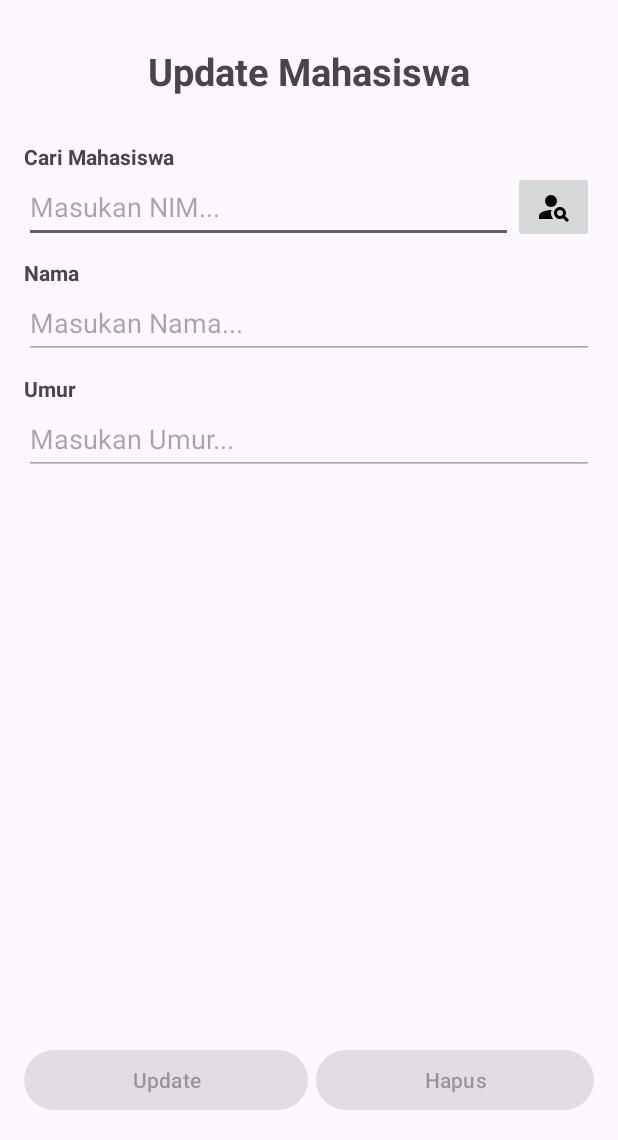
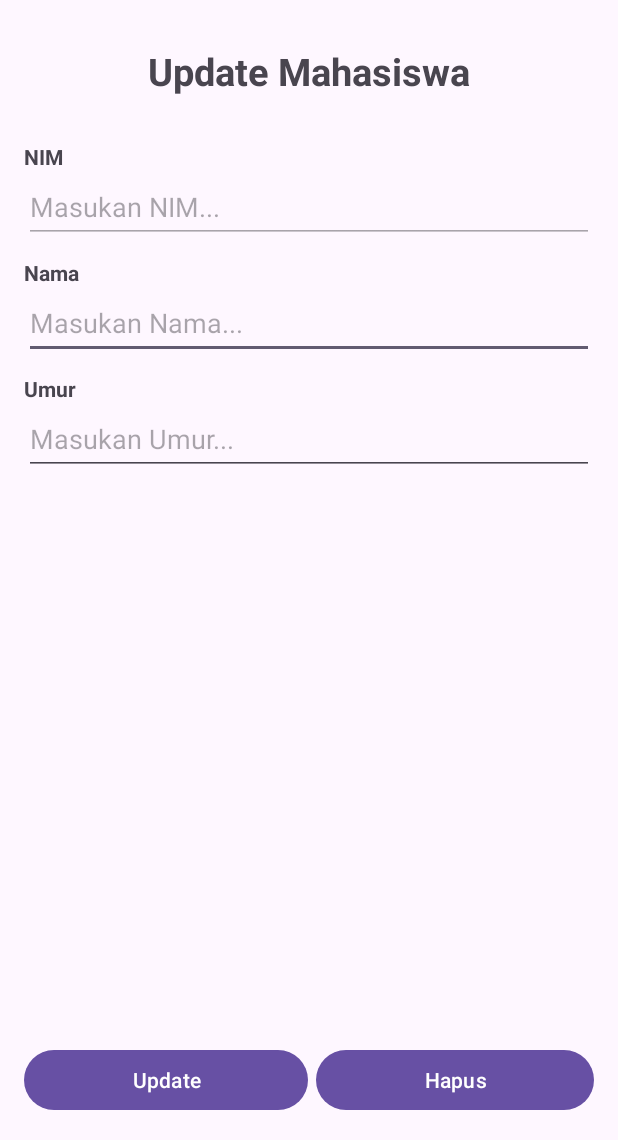
Before and after one commit to SahrulAroel/RecycleviewSQLite, an Android app: the UpdateActivity screen opened directly, with no data from a screen before it, on a phone screen of 412 x 824 dp, the part 96-1236 px from its top. Run offline under Robolectric (Android 15) with nearby library versions, the phone set to English and light mode, and no system bars; 4 statements that could not run were skipped.

Commit message:
Commit SQLite Recycle View

```diff
--- a/app/build.gradle.kts
+++ b/app/build.gradle.kts
@@ -1,6 +1,7 @@
 plugins {
     alias(libs.plugins.android.application)
     alias(libs.plugins.kotlin.android)
+    id("kotlin-parcelize")
 }
 
 android {
--- a/app/src/main/java/polbeng/sahrulgunawan/sqliteexample/UpdateActivity.kt
+++ b/app/src/main/java/polbeng/sahrulgunawan/sqliteexample/UpdateActivity.kt
@@ -4,11 +4,14 @@ import android.os.Bundle
 import android.widget.Toast
 import androidx.appcompat.app.AlertDialog
 import androidx.appcompat.app.AppCompatActivity
+import polbeng.sahrulgunawan.sqliteexample.StudentDBHelper
+import polbeng.sahrulgunawan.sqliteexample.StudentModel
 import polbeng.sahrulgunawan.sqliteexample.databinding.ActivityUpdateBinding
 
-
 class UpdateActivity : AppCompatActivity() {
-
+    companion object {
+        const val EXTRA_STUDENT = "extra_student"
+    }
     private lateinit var binding: ActivityUpdateBinding
     private lateinit var studentDBHelper: StudentDBHelper
     override fun onCreate(savedInstanceState: Bundle?) {
@@ -17,34 +20,12 @@ class UpdateActivity : AppCompatActivity() {
         setContentView(binding.root)
         setSupportActionBar(binding.toolbar)
         supportActionBar?.setDisplayHomeAsUpEnabled(true)
-        binding.etNama.isEnabled = false
-        binding.etUmur.isEnabled = false
-        binding.btnUpdate.isEnabled = false
-        binding.btnHapus.isEnabled = false
+        val studentData = intent.getParcelableExtra<StudentModel>(EXTRA_STUDENT) as StudentModel
+        binding.etNIM.isEnabled = false
+        binding.etNIM.setText(studentData.nim)
+        binding.etNama.setText(studentData.name)
+        binding.etUmur.setText(studentData.age)
         studentDBHelper = StudentDBHelper(this)
-        binding.btnCari.setOnClickListener {
-            val nim = binding.etNIM.text.toString()
-            if(nim.isEmpty()){
-                Toast.makeText(this, "Silah masukan nim terlebih dahulu!", Toast.LENGTH_SHORT).show()
-                    return@setOnClickListener
-            }
-            val students = studentDBHelper.searchStudentByNIM(nim)
-            if(students.isNotEmpty()){
-                binding.etNama.setText(students[0].name)
-                binding.etUmur.setText(students[0].age)
-                setUpdateState(true)
-                Toast.makeText(this, "Mahasiswa ditemukan!",
-                    Toast.LENGTH_SHORT).show()
-            }else{
-                Toast.makeText(this, "Mahasiswa tidak ditemukan!",
-                    Toast.LENGTH_SHORT).show()
-                setUpdateState(false)
-            }
-        }
-        binding.btnCari.setOnLongClickListener {
-            binding.etNIM.isEnabled = binding.etNIM.isEnabled.not()
-            true
-        }
         binding.btnUpdate.setOnClickListener {
             val nim = binding.etNIM.text.toString()
             val name = binding.etNama.text.toString()
@@ -57,7 +38,6 @@ class UpdateActivity : AppCompatActivity() {
             name, age = age)
             val updateCount =
                 studentDBHelper.updateStudent(newUpdateStudent)
-
             if(updateCount > 0){
                 Toast.makeText(this, "Mahasiswa yang terupdate :$updateCount", Toast.LENGTH_SHORT).show()
                 finish()
@@ -88,15 +68,9 @@ class UpdateActivity : AppCompatActivity() {
                 }
 // Create the AlertDialog object and return it.
             val dialog: AlertDialog = builder.create()
+
             dialog.show()
         }
-    }
-    private fun setUpdateState(state: Boolean){
-        binding.etNIM.isEnabled = !state
-        binding.etNama.isEnabled = state
-        binding.etUmur.isEnabled = state
-        binding.btnUpdate.isEnabled = state
-        binding.btnHapus.isEnabled = state
     }
     override fun onDestroy() {
         studentDBHelper.close()
--- /dev/null
+++ b/app/src/main/res/drawable/baseline_add_24.xml
@@ -0,0 +1,5 @@
+<vector xmlns:android="http://schemas.android.com/apk/res/android" android:height="24dp" android:tint="#000000" android:viewportHeight="24" android:viewportWidth="24" android:width="24dp">
+
+    <path android:fillColor="@android:color/white" android:pathData="M19,13h-6v6h-2v-6H5v-2h6V5h2v6h6v2z"/>
+
+</vector>
--- a/app/src/main/res/layout/activity_update.xml
+++ b/app/src/main/res/layout/activity_update.xml
@@ -16,6 +16,7 @@
         app:popupTheme="@style/ThemeOverlay.AppCompat.Light"/>
     <TextView
         android:id="@+id/tvJudul"
+
         android:layout_width="wrap_content"
         android:layout_height="wrap_content"
         android:text="@string/update_mahasiswa"
@@ -28,44 +29,29 @@
         android:id="@+id/tvNIM"
         android:layout_width="wrap_content"
         android:layout_height="wrap_content"
-
-        android:text="@string/cari_mahasiswa"
+        android:text="@string/nim"
         android:textStyle="bold"
         android:layout_below="@+id/tvJudul"
         android:layout_marginStart="16dp"
         android:layout_marginTop="30dp"/>
-    <LinearLayout
-        android:id="@+id/llCariNIM"
+    <EditText
+        android:id="@+id/etNIM"
         android:layout_width="match_parent"
         android:layout_height="wrap_content"
+        android:minHeight="48dp"
+        android:hint="@string/masukan_nim"
+        android:autofillHints=""
+        android:inputType="number"
         android:layout_below="@+id/tvNIM"
-        android:orientation="horizontal"
         android:layout_marginStart="16dp"
-        android:layout_marginEnd="16dp">
-        <EditText
-            android:id="@+id/etNIM"
-            android:layout_width="0dp"
-            android:layout_height="wrap_content"
-            android:layout_weight="1"
-            android:minHeight="48dp"
-            android:hint="@string/masukan_nim"
-            android:autofillHints=""
-            android:inputType="number" />
-        <ImageButton
-            android:id="@+id/btnCari"
-            android:layout_width="54dp"
-            android:layout_height="wrap_content"
-            android:minHeight="48dp"
-            android:contentDescription="@string/cari_mahasiswa"
-            android:src="@drawable/baseline_person_search_24"/>
-    </LinearLayout>
+        android:layout_marginEnd="16dp"/>
     <TextView
         android:id="@+id/tvNama"
         android:layout_width="wrap_content"
         android:layout_height="wrap_content"
         android:text="@string/nama"
         android:textStyle="bold"
-        android:layout_below="@+id/llCariNIM"
+        android:layout_below="@+id/etNIM"
         android:layout_marginStart="16dp"
         android:layout_marginTop="10dp"/>
     <EditText
@@ -79,10 +65,10 @@
         android:layout_below="@+id/tvNama"
         android:layout_marginStart="16dp"
         android:layout_marginEnd="16dp"/>
-
     <TextView
         android:id="@+id/tvUmur"
         android:layout_width="wrap_content"
+
         android:layout_height="wrap_content"
         android:text="@string/umur"
         android:textStyle="bold"
```
Also changed, not shown: app/src/main/java/polbeng/sahrulgunawan/sqliteexample/MainActivity.kt (+38 -25 lines), app/src/main/java/polbeng/sahrulgunawan/sqliteexample/StudentAdapter.kt (added, +37 -0 lines), app/src/main/java/polbeng/sahrulgunawan/sqliteexample/StudentModel.kt (+5 -2 lines), app/src/main/res/layout/activity_main.xml (+17 -28 lines), app/src/main/res/layout/item_list_student.xml (added, +22 -0 lines).
